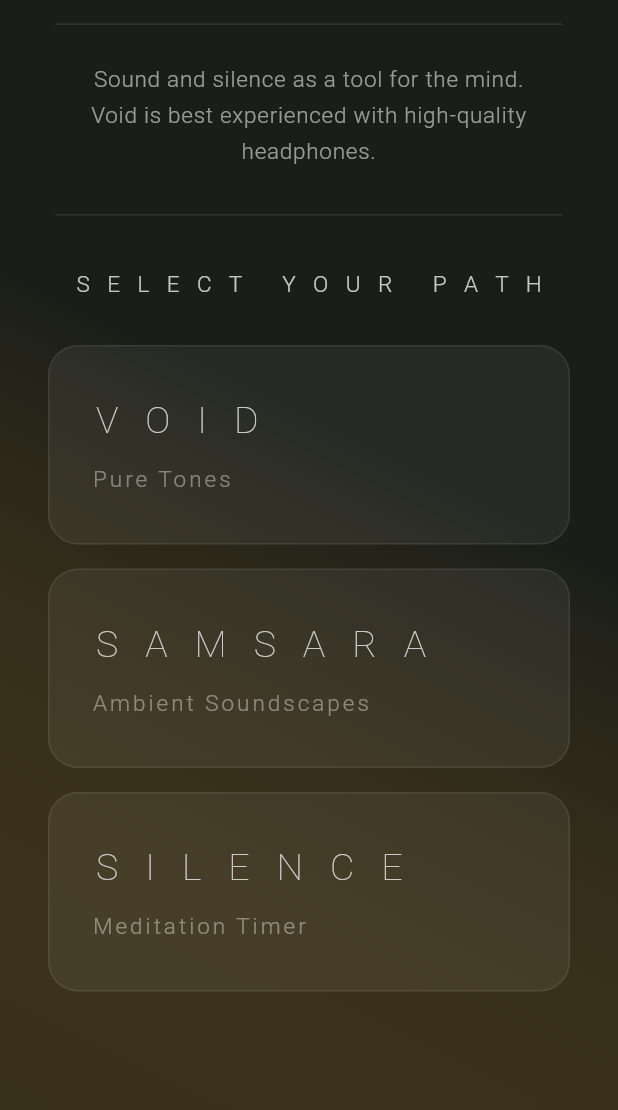
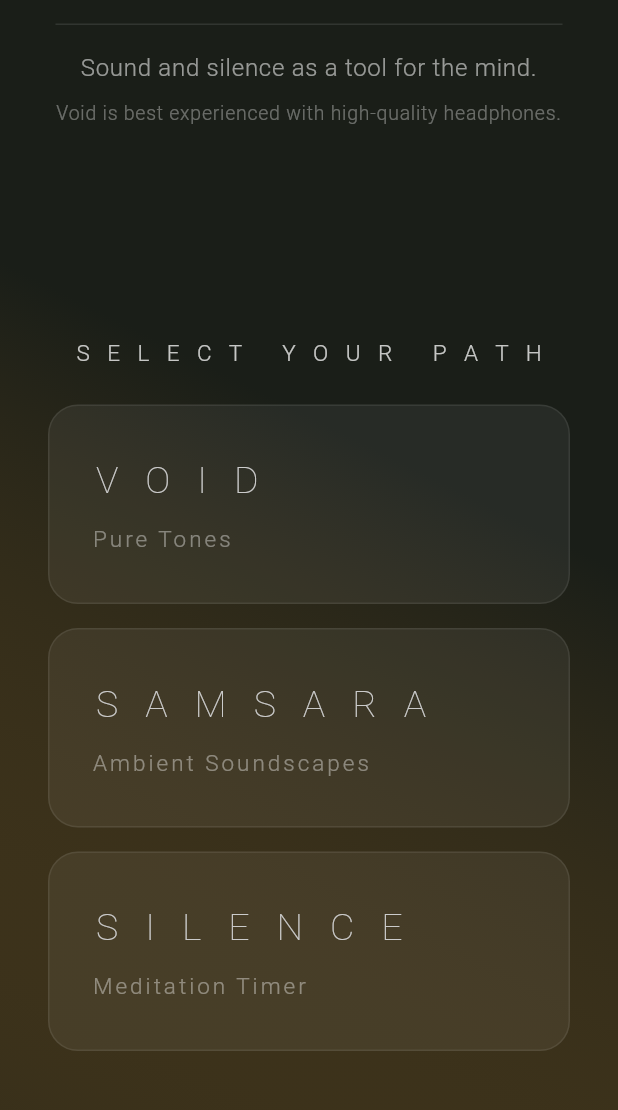
Before and after one commit to utoba/Ghamma, a Flutter app: the screen it shows after launch, on a phone screen of 412 x 824 dp, the part 125-1235 px from its top. Run offline on Flutter 3.47's test engine with Material 3 defaults, Android fonts, the phone set to English and light mode, and no system bars; our stand-ins replace just_audio, wakelock_plus; missing offline and left inert: flutter_foreground_task.

Commit message:
modifiche menu_screen & fade animazione void_screen

```diff
--- a/lib/menu_screen.dart
+++ b/lib/menu_screen.dart
@@ -8,7 +8,10 @@ class MenuScreen extends StatelessWidget {
   @override
   Widget build(BuildContext context) {
     return Scaffold(
-      body: Container(
+      body: Stack(
+        children: [
+          // Gradient base
+          Container(
             decoration: const BoxDecoration(
               gradient: LinearGradient(
                 begin: Alignment.topRight,
@@ -21,7 +24,10 @@ class MenuScreen extends StatelessWidget {
                 stops: [0.0, 0.45, 1.0],
               ),
             ),
-        child: SafeArea(
+          ),
+
+          // Contenuto
+          SafeArea(
             child: Padding(
               padding: const EdgeInsets.symmetric(horizontal: 32),
               child: Column(
@@ -47,29 +53,38 @@ class MenuScreen extends StatelessWidget {
                     color: Colors.white.withOpacity(0.1),
                   ),
 
-                const SizedBox(height: 8),
-
                   Center(
-                  child: Text(
-                    'Sound and silence as a tool for the mind.\nVoid is best experienced with high-quality headphones.',
+                    child: Column(
+                      mainAxisSize: MainAxisSize.min,
+                      children: [
+                        Text(
+                          'Sound and silence as a tool for the mind.',
                           textAlign: TextAlign.center,
                           style: TextStyle(
                             color: Colors.white.withOpacity(0.55),
-                      fontSize: 15,
+                            fontSize: 16,
                             fontWeight: FontWeight.w300,
                             letterSpacing: 0.5,
                             height: 1.6,
                           ),
                         ),
+                        const SizedBox(height: 6),
+                        Text(
+                          'Void is best experienced with high-quality headphones.',
+                          textAlign: TextAlign.center,
+                          style: TextStyle(
+                            color: Colors.white.withOpacity(0.35),
+                            fontSize: 13,
+                            fontWeight: FontWeight.w300,
+                            letterSpacing: 0.5,
+                            height: 1.6,
+                          ),
+                        ),
+                      ],
+                    ),
                   ),
 
-                 Container(
-                  height: 1,
-                  margin: const EdgeInsets.symmetric(horizontal: 5, vertical: 30),
-                  color: Colors.white.withOpacity(0.1),
-                ),
-
-                const Spacer(flex: 2),
+                  const Spacer(),
 
                   Center(
                     child: Text(
@@ -83,7 +98,7 @@ class MenuScreen extends StatelessWidget {
                     ),
                   ),
 
-                const SizedBox(height: 30),
+                  const SizedBox(height: 24),
 
                   _MenuCard(
                     title: 'V O I D',
@@ -100,15 +115,9 @@ class MenuScreen extends StatelessWidget {
                               curve: Curves.easeOutQuart,
                             );
                             return ScaleTransition(
-                            scale: Tween<double>(
-                              begin: 0.1,
-                              end: 1.0,
-                            ).animate(curved),
+                              scale: Tween<double>(begin: 0.1, end: 1.0).animate(curved),
                               child: FadeTransition(
-                                opacity: Tween<double>(
-                                    begin: 0.0,
-                                    end: 1.0,
-                                ) .animate(curved),
+                                opacity: Tween<double>(begin: 0.0, end: 1.0).animate(curved),
                                 child: child,
                               ),
                             );
@@ -155,11 +164,12 @@ class MenuScreen extends StatelessWidget {
                     onTap: () {},
                   ),
 
-                const Spacer(flex: 30),
+                  const SizedBox(height: 40),
                 ],
               ),
             ),
           ),
+        ],
       ),
     );
   }
--- a/lib/screens/samsara_screen.dart
+++ b/lib/screens/samsara_screen.dart
@@ -196,9 +196,9 @@ class _SamsaraScreenState extends State<SamsaraScreen>
             ),
 
             // ── background linee costellazione ──
-            CustomPaint(
+            const CustomPaint(
               painter: ConstellationBgPainter(),
-              child: const SizedBox.expand(),
+              child: SizedBox.expand(),
             ),
 
             // ── contenuto ──
```
Also changed, not shown: lib/main.dart (+20 -37 lines), lib/screens/void_screen.dart (+64 -37 lines), 1 other file. Lines whose indentation alone changed are shown as unchanged.
